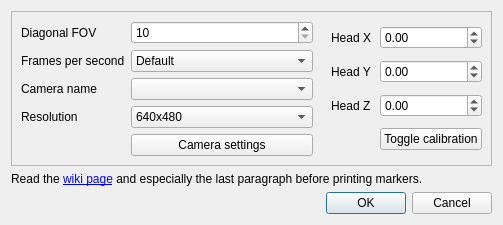
opentrack/opentrack, file tracker-aruco/aruco-trackercontrols.ui: the form before one commit.
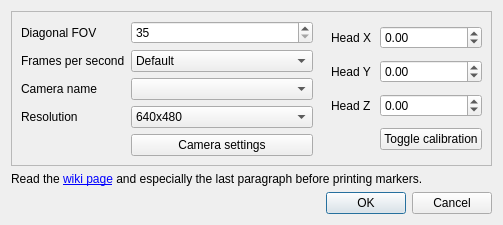
The form after the commit.

```diff
--- a/tracker-aruco/aruco-trackercontrols.ui
+++ b/tracker-aruco/aruco-trackercontrols.ui
@@ -145,10 +145,10 @@
             <locale language="English" country="UnitedStates"/>
            </property>
            <property name="minimum">
-            <number>10</number>
+            <number>35</number>
            </property>
            <property name="maximum">
-            <number>180</number>
+            <number>90</number>
            </property>
           </widget>
          </item>
```
Left out of the diff: 9 changed lines with no effect on the pictures.
